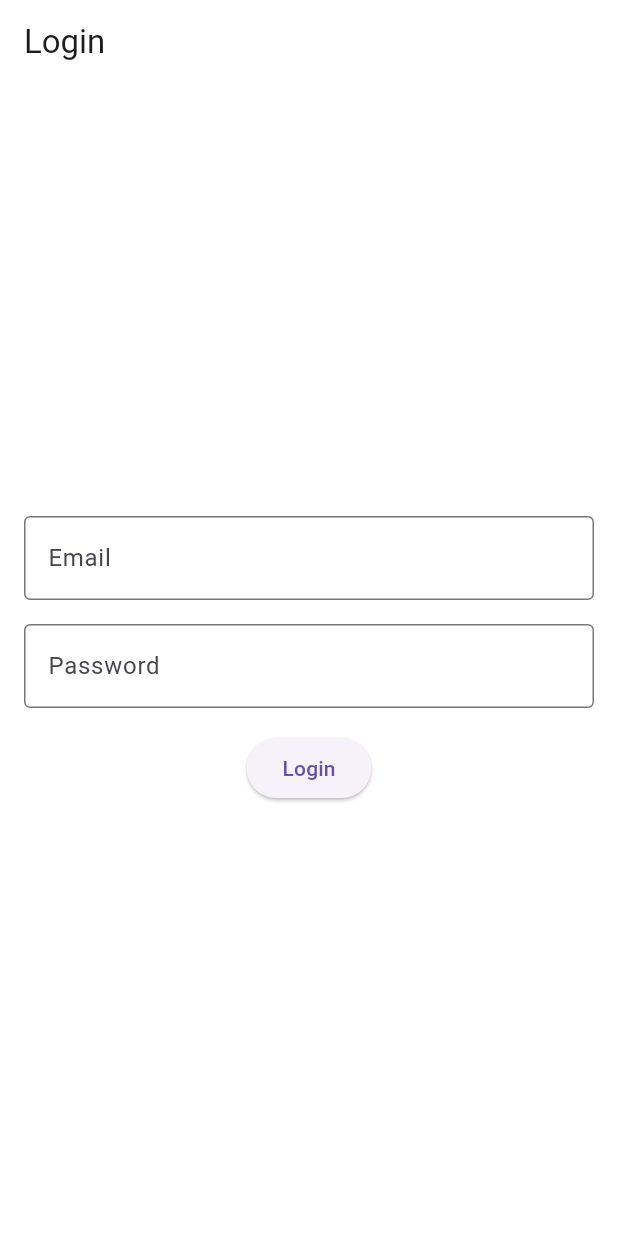
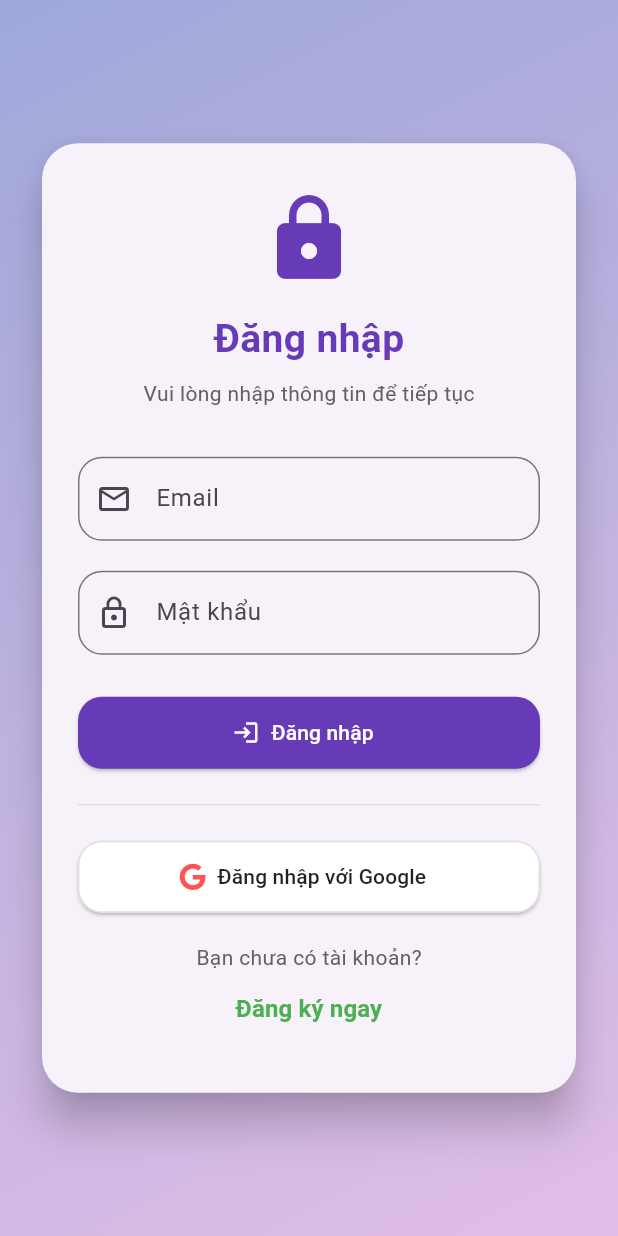
Before and after one commit to astrov3/dantri_clone, a Flutter app: the LoginScreen screen opened by its route, on a phone screen of 412 x 824 dp. Run offline on Flutter 3.47's test engine with Material 3 defaults, Android fonts, the phone set to English and light mode, and no system bars; our stand-ins replace cached_network_image, firebase_auth, firebase_core, flutter_cache_manager, font_awesome_flutter, go_router and 2 more; missing offline and left inert: webfeed; accounts and stored records are empty; network calls fail.

Commit message:
email google

```diff
--- a/lib/main.dart
+++ b/lib/main.dart
@@ -1,8 +1,11 @@
 import 'package:dantri_clone/router/router.dart';
 import 'package:flutter/material.dart';
+import 'package:firebase_core/firebase_core.dart';
+import 'firebase_options.dart';
 
-void main() {
+void main() async {
   WidgetsFlutterBinding.ensureInitialized();
+  await Firebase.initializeApp(options: DefaultFirebaseOptions.currentPlatform);
   runApp(const DanTriApp());
 }
 
--- a/lib/router/router.dart
+++ b/lib/router/router.dart
@@ -11,6 +11,7 @@ import 'package:dantri_clone/views/category_screen.dart';
 import 'package:dantri_clone/views/video_screen.dart';
 import 'package:dantri_clone/views/chatbot_screen.dart';
 import 'package:dantri_clone/views/utility_screen.dart';
+import 'package:dantri_clone/views/register_screen.dart';
 
 class AppRouter {
   static final GoRouter router = GoRouter(
@@ -30,6 +31,11 @@ class AppRouter {
     // },
     routes: [
       GoRoute(path: '/login', builder: (context, state) => const LoginScreen()),
+      GoRoute(
+        path: '/register',
+        builder: (context, state) => const RegisterScreen(),
+      ),
+
       // ShellRoute giữ Layout cố định (nav bar)
       ShellRoute(
         builder: (context, state, child) => Layout(child: child),
--- a/lib/views/home_screen.dart
+++ b/lib/views/home_screen.dart
@@ -28,7 +28,7 @@ class HomeScreen extends StatelessWidget {
               leading: IconButton(
                 icon: Icon(Icons.person_outline),
                 onPressed: () {
-                  context.push('/profile');
+                  context.push('/login');
                 },
               ),
               actions: [
--- a/lib/views/login_screen.dart
+++ b/lib/views/login_screen.dart
@@ -1,7 +1,8 @@
 import 'package:dantri_clone/services/auth_service.dart';
 import 'package:flutter/material.dart';
 import 'package:go_router/go_router.dart';
-// Login Page
+import 'package:font_awesome_flutter/font_awesome_flutter.dart';
+
 class LoginScreen extends StatefulWidget {
   const LoginScreen({super.key});
 
@@ -21,44 +22,160 @@ class _LoginScreenState extends State<LoginScreen> {
     );
 
     if (credential != null) {
-      // Navigate to home page or main app
       context.go('/home');
     } else {
-      // Show error message
       ScaffoldMessenger.of(
         context,
-      ).showSnackBar(SnackBar(content: Text('Login failed')));
+      ).showSnackBar(SnackBar(content: Text('Đăng nhập thất bại')));
+    }
+  }
+
+  void _loginWithGoogle() async {
+    final result = await _authService.signInWithGoogle();
+    if (result != null) {
+      ScaffoldMessenger.of(
+        context,
+      ).showSnackBar(SnackBar(content: Text("Đăng nhập Google thành công")));
+      context.go('/home');
+    } else {
+      ScaffoldMessenger.of(
+        context,
+      ).showSnackBar(SnackBar(content: Text("Đăng nhập Google thất bại")));
     }
   }
 
   @override
   Widget build(BuildContext context) {
     return Scaffold(
-      appBar: AppBar(title: Text('Login')),
-      body: Padding(
-        padding: const EdgeInsets.all(16.0),
+      body: Container(
+        width: double.infinity,
+        decoration: BoxDecoration(
+          gradient: LinearGradient(
+            colors: [Colors.indigo.shade200, Colors.purple.shade100],
+            begin: Alignment.topLeft,
+            end: Alignment.bottomRight,
+          ),
+        ),
+        child: Center(
+          child: SingleChildScrollView(
+            padding: const EdgeInsets.all(24),
+            child: Card(
+              shape: RoundedRectangleBorder(
+                borderRadius: BorderRadius.circular(24),
+              ),
+              elevation: 12,
+              child: Padding(
+                padding: const EdgeInsets.symmetric(
+                  vertical: 32,
+                  horizontal: 24,
+                ),
                 child: Column(
-          mainAxisAlignment: MainAxisAlignment.center,
+                  mainAxisSize: MainAxisSize.min,
                   children: [
+                    Icon(Icons.lock, size: 64, color: Colors.deepPurple),
+                    SizedBox(height: 16),
+                    Text(
+                      'Đăng nhập',
+                      style: TextStyle(
+                        fontSize: 26,
+                        fontWeight: FontWeight.bold,
+                        color: Colors.deepPurple,
+                      ),
+                    ),
+                    SizedBox(height: 8),
+                    Text(
+                      'Vui lòng nhập thông tin để tiếp tục',
+                      style: TextStyle(color: Colors.grey[700]),
+                    ),
+                    SizedBox(height: 32),
                     TextField(
                       controller: _emailController,
+                      keyboardType: TextInputType.emailAddress,
                       decoration: InputDecoration(
                         labelText: 'Email',
-                border: OutlineInputBorder(),
+                        prefixIcon: Icon(Icons.email_outlined),
+                        border: OutlineInputBorder(
+                          borderRadius: BorderRadius.circular(16),
                         ),
                       ),
-            SizedBox(height: 16),
+                    ),
+                    SizedBox(height: 20),
                     TextField(
                       controller: _passwordController,
                       obscureText: true,
                       decoration: InputDecoration(
-                labelText: 'Password',
-                border: OutlineInputBorder(),
+                        labelText: 'Mật khẩu',
+                        prefixIcon: Icon(Icons.lock_outline),
+                        border: OutlineInputBorder(
+                          borderRadius: BorderRadius.circular(16),
+                        ),
+                      ),
+                    ),
+                    SizedBox(height: 28),
+                    SizedBox(
+                      width: double.infinity,
+                      height: 48,
+                      child: ElevatedButton.icon(
+                        onPressed: _login,
+                        icon: Icon(Icons.login),
+                        label: Text('Đăng nhập'),
+                        style: ElevatedButton.styleFrom(
+                          backgroundColor: Colors.deepPurple,
+                          foregroundColor: Colors.white,
+                          shape: RoundedRectangleBorder(
+                            borderRadius: BorderRadius.circular(16),
+                          ),
+                        ),
                       ),
                     ),
                     SizedBox(height: 16),
-            ElevatedButton(onPressed: _login, child: Text('Login')),
+                    Divider(color: Colors.grey.shade300),
+                    SizedBox(height: 16),
+                    SizedBox(
+                      width: double.infinity,
+                      height: 48,
+                      child: ElevatedButton.icon(
+                        onPressed: _loginWithGoogle,
+                        icon: FaIcon(
+                          FontAwesomeIcons.google,
+                          color: Colors.redAccent,
+                          size: 18,
+                        ),
+                        label: Text('Đăng nhập với Google'),
+                        style: ElevatedButton.styleFrom(
+                          backgroundColor: Colors.white,
+                          foregroundColor: Colors.black87,
+                          side: BorderSide(color: Colors.grey.shade300),
+                          shape: RoundedRectangleBorder(
+                            borderRadius: BorderRadius.circular(16),
+                          ),
+                          elevation: 1,
+                        ),
+                      ),
+                    ),
+                    SizedBox(height: 20),
+                    Text(
+                      'Bạn chưa có tài khoản?',
+                      style: TextStyle(fontSize: 14, color: Colors.grey[700]),
+                    ),
+                    TextButton(
+                      onPressed: () {
+                        context.go('/register');
+                      },
+                      child: Text(
+                        'Đăng ký ngay',
+                        style: TextStyle(
+                          color: Colors.green,
+                          fontWeight: FontWeight.bold,
+                          fontSize: 16,
+                        ),
+                      ),
+                    ),
                   ],
+                ),
+              ),
+            ),
+          ),
         ),
       ),
     );
--- a/pubspec.yaml
+++ b/pubspec.yaml
@@ -24,7 +24,9 @@ dependencies:
   firebase_core: ^3.13.0
   flutter_launcher_icons: ^0.11.0
   flutter_native_splash: ^2.2.0+1
-
+  cloud_firestore: ^5.6.7
+  google_sign_in: ^6.1.0
+  font_awesome_flutter: ^10.3.0
 dev_dependencies:
   flutter_test:
     sdk: flutter
```
Also changed, not shown: lib/services/auth_service.dart (+32 -4 lines), lib/views/register_screen.dart (added, +126 -0 lines), firebase.json (added), lib/firebase_options.dart (added), package-lock.json (added), pubspec.lock, 7 other files. Lines whose indentation alone changed are shown as unchanged.
